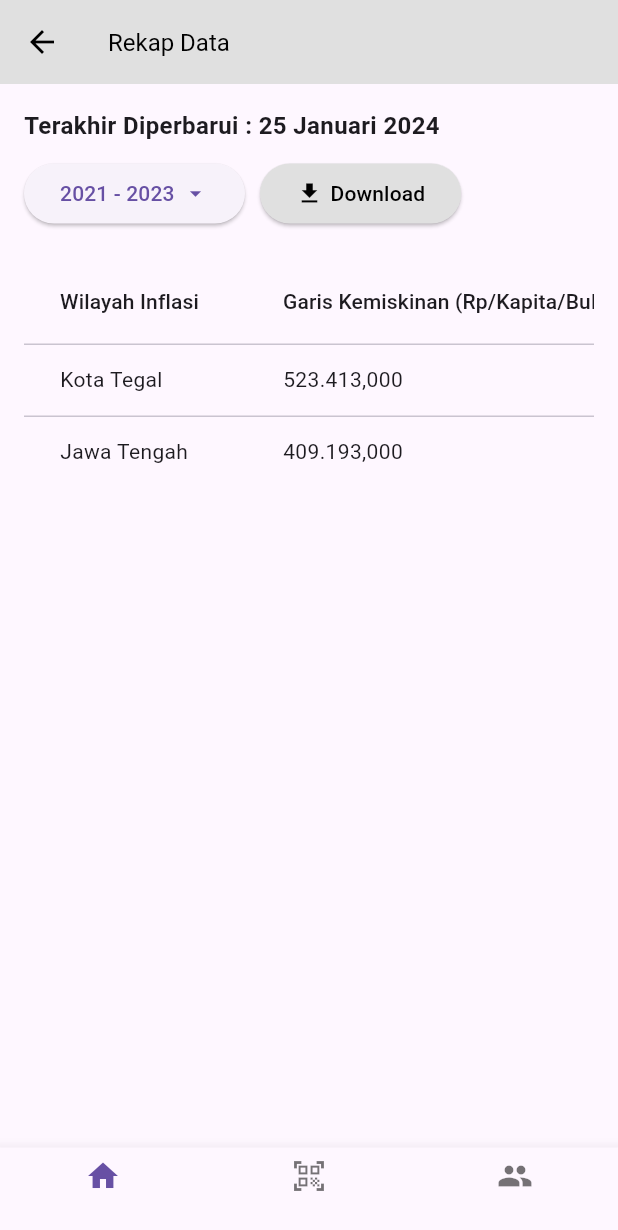
After one commit to humam-ah/PovertyLens-Mobile, a Flutter app: the screen it shows after launch, after a tap on "Data Index Kemiskinan", on a phone screen of 412 x 824 dp. The commit adds this screen. Shown: the top 1230 px of the screen. Run offline on Flutter 3.47's test engine with Material 3 defaults, Android fonts, the light colour scheme and no system bars; our stand-ins replace fl_chart, flutter_svg; network calls fail.

Commit message:
second commit

```diff
--- a/lib/main.dart
+++ b/lib/main.dart
@@ -1,6 +1,5 @@
 import 'package:flutter/material.dart';
 import 'ui/home.dart';
-import 'ui/pindai.dart';
 
 void main() {
   runApp(MyApp());
--- a/lib/ui/home.dart
+++ b/lib/ui/home.dart
@@ -3,6 +3,7 @@ import 'package:flutter_svg/flutter_svg.dart';
 import 'package:fl_chart/fl_chart.dart';
 import 'pindai.dart';
 import 'lembaga.dart';
+import 'rekap_data.dart';
 
 class HomeScreen extends StatefulWidget {
   @override
@@ -12,22 +13,43 @@ class HomeScreen extends StatefulWidget {
 class _HomeScreenState extends State<HomeScreen> {
   int _selectedIndex = 0;
 
-  final List<Widget> _pages = [
-    HomeScreenContent(),
+  final GlobalKey<NavigatorState> _homeNavigatorKey = GlobalKey<NavigatorState>();
+  final GlobalKey<NavigatorState> _lembagaNavigatorKey = GlobalKey<NavigatorState>();
+
+  final List<Widget> _pages = [];
+
+  @override
+  void initState() {
+    super.initState();
+    _pages.addAll([
+      Navigator(
+        key: _homeNavigatorKey,
+        onGenerateRoute: (settings) {
+          if (settings.name == '/')
+            return MaterialPageRoute(builder: (context) => HomeScreenContent());
+          if (settings.name == '/rekap_data')
+            return MaterialPageRoute(builder: (context) => RekapDataScreen());
+          return null;
+        },
+      ),
       PindaiScreen(),
       Navigator(
-      key: GlobalKey<NavigatorState>(), // Key baru untuk Navigator ini
-      onGenerateRoute: (RouteSettings settings) {
-        return MaterialPageRoute(
-          builder: (context) => LembagaScreen(), // Halaman awal dalam navigator khusus ini
-        );
+        key: _lembagaNavigatorKey,
+        onGenerateRoute: (settings) {
+          return MaterialPageRoute(builder: (context) => LembagaScreen());
         },
-    ), // LembagaScreen akan memuat navigasi ke halaman detail
-  ];
+      ),
+    ]);
+  }
 
   void _onItemTapped(int index) {
     setState(() {
       _selectedIndex = index;
+      if (index == 0) {
+        _homeNavigatorKey.currentState?.popUntil((route) => route.isFirst);
+      } else if (index == 2) {
+        _lembagaNavigatorKey.currentState?.popUntil((route) => route.isFirst);
+      }
     });
   }
 
@@ -91,7 +113,11 @@ class HomeScreenContent extends StatelessWidget {
         padding: const EdgeInsets.all(16.0),
         child: Column(
           children: [
-            Container(
+            GestureDetector(
+              onTap: () {
+                Navigator.of(context).pushNamed('/rekap_data');
+              },
+              child: Container(
                 width: double.infinity,
                 height: 200,
                 decoration: BoxDecoration(
@@ -104,6 +130,7 @@ class HomeScreenContent extends StatelessWidget {
                   crossAxisAlignment: CrossAxisAlignment.start,
                   children: [
                     Text(
+                      textAlign: TextAlign.center,
                       'Data Index Kemiskinan',
                       style: TextStyle(fontSize: 18, fontWeight: FontWeight.bold),
                     ),
@@ -161,6 +188,7 @@ class HomeScreenContent extends StatelessWidget {
                   ],
                 ),
               ),
+            ),
             SizedBox(height: 20),
             GestureDetector(
               onTap: () {
--- a/lib/ui/lembaga.dart
+++ b/lib/ui/lembaga.dart
@@ -118,7 +118,6 @@ class _LembagaScreenState extends State<LembagaScreen> {
                 itemBuilder: (context, index) {
                   final lembaga = _filteredLembagaList[index];
                   return GestureDetector(
-                    // Di dalam onTap dari item lembaga pada GridView di LembagaScreen
                     onTap: () {
                       Navigator.of(context).push(
                         MaterialPageRoute(
--- /dev/null
+++ b/lib/ui/rekap_data.dart
@@ -0,0 +1,93 @@
+import 'package:flutter/material.dart';
+
+class RekapDataScreen extends StatelessWidget {
+  @override
+  Widget build(BuildContext context) {
+    return Scaffold(
+      appBar: AppBar(
+        backgroundColor: Colors.grey[300],
+        leading: IconButton(
+          icon: Icon(Icons.arrow_back, color: Colors.black),
+          onPressed: () => Navigator.pop(context),
+        ),
+        title: Text(
+          'Rekap Data',
+          style: TextStyle(color: Colors.black, fontSize: 16),
+        ),
+      ),
+      body: Padding(
+        padding: const EdgeInsets.all(16.0),
+        child: Column(
+          crossAxisAlignment: CrossAxisAlignment.start,
+          children: [
+            Text(
+              'Terakhir Diperbarui : 25 Januari 2024',
+              style: TextStyle(fontSize: 16, fontWeight: FontWeight.bold),
+            ),
+            SizedBox(height: 10),
+            Row(
+              children: [
+                ElevatedButton(
+                  onPressed: () {},
+                  child: Row(
+                    children: [
+                      Text('2021 - 2023'),
+                      SizedBox(width: 5),
+                      Icon(Icons.arrow_drop_down),
+                    ],
+                  ),
+                ),
+                SizedBox(width: 10),
+                ElevatedButton(
+                  onPressed: () {},
+                  style: ElevatedButton.styleFrom(
+                    backgroundColor: Colors.grey[300],
+                  ),
+                  child: Row(
+                    children: [
+                      Icon(Icons.download, color: Colors.black),
+                      SizedBox(width: 5),
+                      Text('Download', style: TextStyle(color: Colors.black)),
+                    ],
+                  ),
+                ),
+              ],
+            ),
+            SizedBox(height: 20),
+            Expanded(
+              child: SingleChildScrollView(
+                scrollDirection: Axis.horizontal,
+                child: DataTable(
+                  columns: [
+                    DataColumn(label: Text('Wilayah Inflasi')),
+                    DataColumn(label: Text('Garis Kemiskinan (Rp/Kapita/Bulan)')),
+                    DataColumn(label: Text('2021')),
+                    DataColumn(label: Text('2022')),
+                    DataColumn(label: Text('2023')),
+                  ],
+                  rows: [
+                    DataRow(cells: [
+                      DataCell(Text('Kota Tegal')),
+                      DataCell(Text('523.413,000')),
+                      DataCell(Text('565.826,000')),
+                      DataCell(Text('565.826,000')),
+                      DataCell(Text('565.826,000')),
+                    ]),
+                    DataRow(cells: [
+                      DataCell(Text('Jawa Tengah')),
+                      DataCell(Text('409.193,000')),
+                      DataCell(Text('438.833,000')),
+                      DataCell(Text('438.833,000')),
+                      DataCell(Text('438.833,000')),
+                    ]),
+                    // Tambahkan lebih banyak DataRow sesuai dengan data Anda
+                  ],
+                ),
+              ),
+            ),
+          ],
+        ),
+      ),
+    );
+  }
+}
--- a/pubspec.yaml
+++ b/pubspec.yaml
@@ -38,6 +38,7 @@ dependencies:
   # Use with the CupertinoIcons class for iOS style icons.
   cupertino_icons: ^1.0.8
   fl_chart: ^0.69.0
+  flutter_launcher_icons: ^0.14.1
 
 dev_dependencies:
   flutter_test:
@@ -52,6 +53,11 @@ dev_dependencies:
 
 # For information on the generic Dart part of this file, see the
 # following page: https://dart.dev/tools/pub/pubspec
+
+flutter_icons:
+  android: "launcher_icon"
+  ios: true
+  image_path: "images/logo-color.png"
 
 # The following section is specific to Flutter packages.
 flutter:
```
Also changed, not shown: assets/data/poverty_lens.json (+12 -1 lines), images/logo-color.png (added), pubspec.lock, 30 other files. Lines whose indentation alone changed are shown as unchanged.
